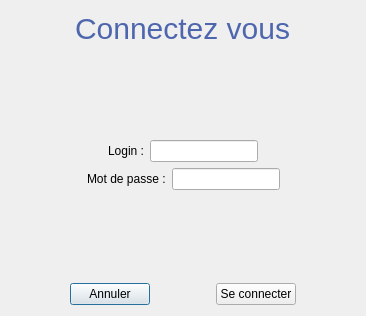
Before: the Qt Designer form dialogconnexion.ui in EnzoSimon/CircuitCourtBackOffice, drawn with Qt 5.
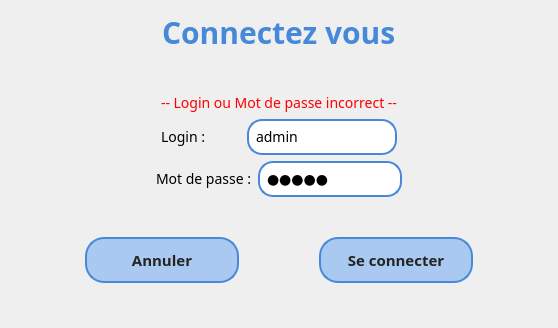
After: the same form once the commit is applied.

```diff
--- a/dialogconnexion.ui
+++ b/dialogconnexion.ui
@@ -6,12 +6,51 @@
    <rect>
     <x>0</x>
     <y>0</y>
-    <width>366</width>
-    <height>316</height>
+    <width>558</width>
+    <height>328</height>
    </rect>
   </property>
+  <property name="font">
+   <font>
+    <family>Quicksand</family>
+    <pointsize>-1</pointsize>
+   </font>
+  </property>
   <property name="windowTitle">
-   <string>Dialog</string>
+   <string>BackOffice Connexion</string>
+  </property>
+  <property name="styleSheet">
+   <string notr="true">*{
+	font-family: Quicksand;
+	font-size: 14px;
+}
+QLineEdit{
+max-width: 250px;
+}
+QLabel{
+min-width: 80px;
+}
+QPushButton{
+	width: 150px;
+	padding: 10px 0;
+	border-radius: 19;
+	font-size: 15px;
+	font-weight: 700;
+	background-color: #aac9f0;
+	border: 2px solid #4689db;
+	color: #242424;
+}
+
+QPushButton:hover{
+	background-color: #8199b8;
+	border: 2px solid #2b578c;
+}
+
+QLineEdit {
+	border-radius: 15;
+	border: 2px solid #4689db;
+	padding: 5px;
+}</string>
   </property>
   <layout class="QVBoxLayout" name="verticalLayout">
    <item>
@@ -32,7 +71,10 @@
      <item>
       <widget class="QLabel" name="label_3">
        <property name="styleSheet">
-        <string notr="true">font-size : 30px; color : #4e66ad;</string>
+        <string notr="true">font-size : 30px; 
+color : #4689db;
+font-weight: 700;
+</string>
        </property>
        <property name="text">
         <string>Connectez vous</string>
@@ -67,6 +109,46 @@
      </property>
     </spacer>
    </item>
+   <item>
+    <layout class="QHBoxLayout" name="horizontalLayout_5">
+     <item>
+      <spacer name="horizontalSpacer_11">
+       <property name="orientation">
+        <enum>Qt::Horizontal</enum>
+       </property>
+       <property name="sizeHint" stdset="0">
+        <size>
+         <width>40</width>
+         <height>20</height>
+        </size>
+       </property>
+      </spacer>
+     </item>
+     <item>
+      <widget class="QLabel" name="labelIncorrect">
+       <property name="styleSheet">
+        <string notr="true">color: red; </string>
+       </property>
+       <property name="text">
+        <string>-- Login ou Mot de passe incorrect --</string>
+       </property>
+      </widget>
+     </item>
+     <item>
+      <spacer name="horizontalSpacer_10">
+       <property name="orientation">
+        <enum>Qt::Horizontal</enum>
+       </property>
+       <property name="sizeHint" stdset="0">
+        <size>
+         <width>40</width>
+         <height>20</height>
+        </size>
+       </property>
+      </spacer>
+     </item>
+    </layout>
+   </item>
    <item>
     <layout class="QHBoxLayout" name="horizontalLayout_2">
      <item>
@@ -90,7 +172,17 @@
       </widget>
      </item>
      <item>
-      <widget class="QLineEdit" name="lineEditLogin"/>
+      <widget class="QLineEdit" name="lineEditLogin">
+       <property name="inputMask">
+        <string/>
+       </property>
+       <property name="text">
+        <string>admin</string>
+       </property>
+       <property name="placeholderText">
+        <string>Entrer le login ...</string>
+       </property>
+      </widget>
      </item>
      <item>
       <spacer name="horizontalSpacer_4">
@@ -134,9 +226,15 @@
        <property name="toolTipDuration">
         <number>-8</number>
        </property>
+       <property name="text">
+        <string>admin</string>
+       </property>
        <property name="echoMode">
         <enum>QLineEdit::Password</enum>
        </property>
+       <property name="placeholderText">
+        <string>Entrer le mot de passe ...</string>
+       </property>
       </widget>
      </item>
      <item>
@@ -207,6 +305,9 @@
        <property name="text">
         <string>Se connecter</string>
        </property>
+       <property name="default">
+        <bool>true</bool>
+       </property>
       </widget>
      </item>
      <item>
@@ -224,6 +325,19 @@
      </item>
     </layout>
    </item>
+   <item>
+    <spacer name="verticalSpacer_3">
+     <property name="orientation">
+      <enum>Qt::Vertical</enum>
+     </property>
+     <property name="sizeHint" stdset="0">
+      <size>
+       <width>20</width>
+       <height>40</height>
+      </size>
+     </property>
+    </spacer>
+   </item>
   </layout>
  </widget>
  <resources/>
```
